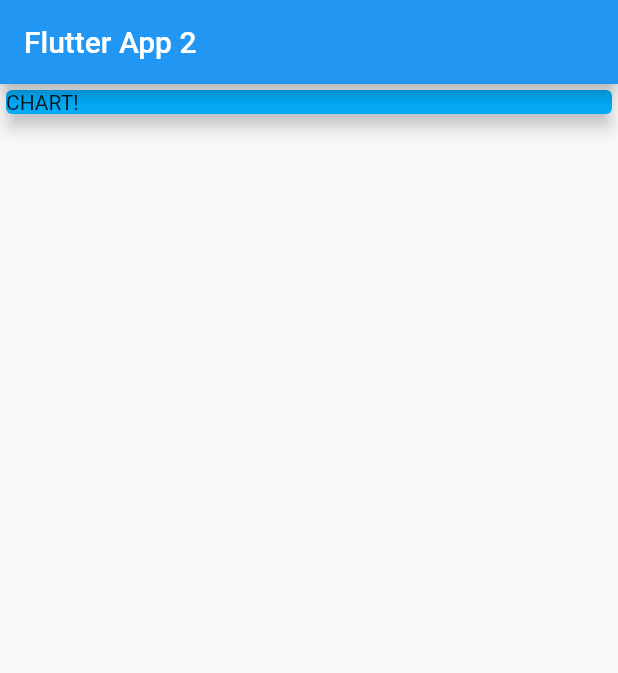
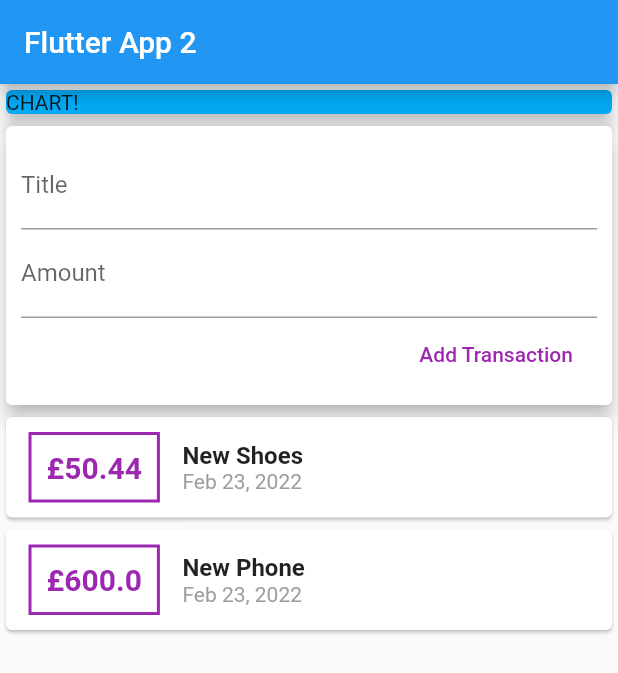
Before and after one commit to AhmedElatreby/app_2, a Flutter app: the screen it shows after launch, on a phone screen of 412 x 824 dp. Shown: the top 673 px of the screen. Run offline on Flutter 3.47's test engine with Material 2 defaults, Android fonts, the phone set to English and light mode, and no system bars.

Commit message:
connecting widgets & Managing data

```diff
--- a/lib/main.dart
+++ b/lib/main.dart
@@ -1,3 +1,4 @@
+import './widgets/user_transactions.dart';
 import 'package:flutter/material.dart';
 
 import './widgets/new_transaction.dart';
@@ -40,6 +41,7 @@ class MyHomePage extends StatelessWidget {
               elevation: 5,
             ),
           ),
+          UserTransactions(),
         ],
       ),
     );
--- a/lib/widgets/transaction_list.dart
+++ b/lib/widgets/transaction_list.dart
@@ -4,10 +4,14 @@ import 'package:intl/intl.dart';
 import '../models/transaction.dart';
 
 class TransactionList extends StatelessWidget {
+  final List<Transaction> transactions;
+
+  TransactionList(this.transactions);
+
   @override
   Widget build(BuildContext context) {
     return Column(
-      children: _userTransactions.map((tx) {
+      children: transactions.map((tx) {
         return Card(
           child: Row(
             children: <Widget>[
--- a/lib/widgets/user_transactions.dart
+++ b/lib/widgets/user_transactions.dart
@@ -24,12 +24,26 @@ class _UserTransactionsState extends State<UserTransactions> {
       date: DateTime.now(),
     )
   ];
+
+  void _addNewTransaction(String txTitle, double txAmount) {
+    final NewTx = Transaction(
+      title: txTitle,
+      amount: txAmount,
+      date: DateTime.now(),
+      id: DateTime.now().toString(),
+    );
+
+    setState(() {
+      _userTransactions.add(NewTx);
+    });
+  }
+
   @override
   Widget build(BuildContext context) {
     return Column(
       children: <Widget>[
         NewTransaction(),
-        TransactionList(),
+        TransactionList(_userTransactions),
       ],
     );
   }
```
